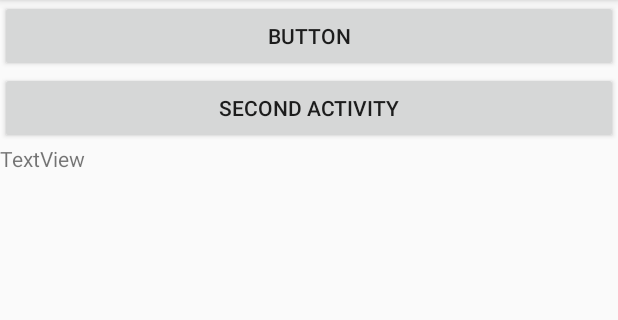
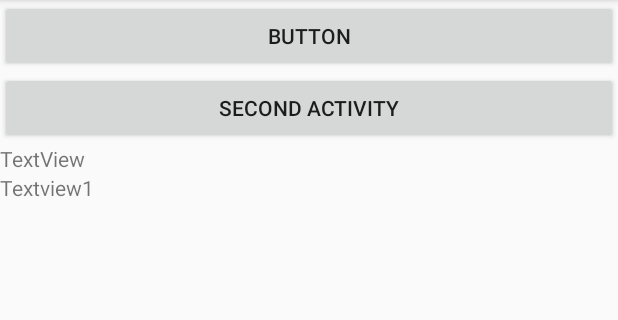
Before and after one commit to AurimasJa/Real-estate, an Android app: the screen it shows after launch (FirstActivity), on a phone screen of 412 x 824 dp, the part 84-404 px from its top. Run offline under Robolectric (Android 15) with nearby library versions, the light colour scheme and no system bars.

Commit message:
Laba diena

```diff
--- a/app/src/main/res/layout/firstactivitydesign.xml
+++ b/app/src/main/res/layout/firstactivitydesign.xml
@@ -20,4 +20,13 @@
         android:layout_width="match_parent"
         android:layout_height="wrap_content"
         android:text="@string/textview" />
+    <TextView
+        android:id="@+id/textView1"
+        android:layout_width="match_parent"
+        android:layout_height="wrap_content"
+        android:text="@string/textview1" />
+
+
+
+
 </LinearLayout>
--- a/app/src/main/res/values/strings.xml
+++ b/app/src/main/res/values/strings.xml
@@ -3,4 +3,5 @@
     <string name="button">Button</string>
     <string name="second_activity_button">Second Activity</string>
     <string name="textview">TextView</string>
+    <string name="textview1">Textview1</string>
 </resources>
```
